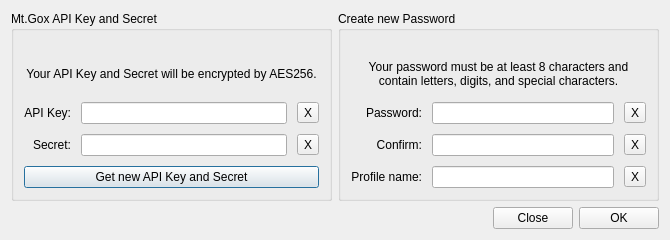
The window that src/newpassworddialog.ui (JulyIghor/QtBitcoinTrader) describes before a commit, drawn with Qt 5.
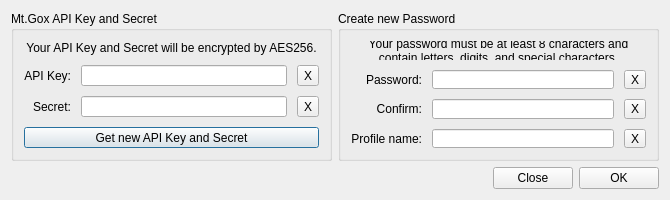
The same window after the commit.

```diff
--- a/src/newpassworddialog.ui
+++ b/src/newpassworddialog.ui
@@ -7,7 +7,7 @@
     <x>0</x>
     <y>0</y>
     <width>670</width>
-    <height>240</height>
+    <height>200</height>
    </rect>
   </property>
   <property name="sizePolicy">
@@ -19,7 +19,7 @@
   <property name="minimumSize">
    <size>
     <width>670</width>
-    <height>240</height>
+    <height>200</height>
    </size>
   </property>
   <property name="windowTitle">
@@ -92,7 +92,7 @@
       <item row="0" column="0" colspan="3">
        <widget class="QLabel" name="label_4">
         <property name="sizePolicy">
-         <sizepolicy hsizetype="Expanding" vsizetype="Preferred">
+         <sizepolicy hsizetype="Expanding" vsizetype="Expanding">
           <horstretch>0</horstretch>
           <verstretch>0</verstretch>
          </sizepolicy>
@@ -100,7 +100,7 @@
         <property name="minimumSize">
          <size>
           <width>0</width>
-          <height>65</height>
+          <height>0</height>
          </size>
         </property>
         <property name="accessibleName">
@@ -311,7 +311,7 @@
       <item row="2" column="0" colspan="3">
        <widget class="QLabel" name="label">
         <property name="sizePolicy">
-         <sizepolicy hsizetype="Expanding" vsizetype="Preferred">
+         <sizepolicy hsizetype="Expanding" vsizetype="Expanding">
           <horstretch>0</horstretch>
           <verstretch>0</verstretch>
          </sizepolicy>
@@ -319,7 +319,7 @@
         <property name="minimumSize">
          <size>
           <width>0</width>
-          <height>65</height>
+          <height>0</height>
          </size>
         </property>
         <property name="accessibleName">
```
